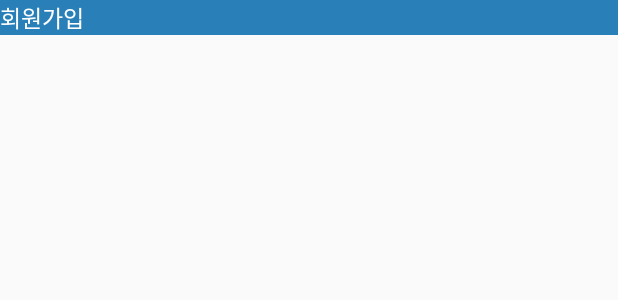
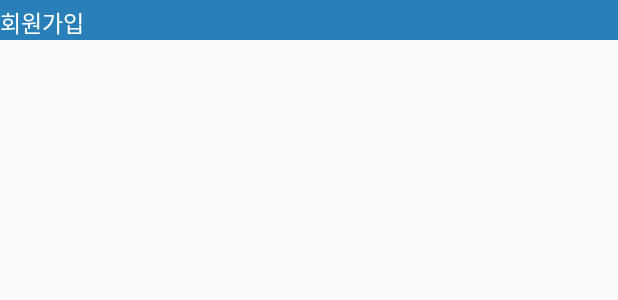
Before and after one commit to sagranatus/gospel, an Android app: the layout actionbar_register.xml on its own in the app's theme, with its tools: preview values and no code run, on a phone screen of 412 x 824 dp. Shown: the top 300 px of the screen. Run offline under Robolectric (Android 15) with nearby library versions, the phone set to English and light mode, and no system bars; network calls fail.

```diff
--- a/app/src/main/java/com/yellowpg/gaspel/ProfileActivity.java
+++ b/app/src/main/java/com/yellowpg/gaspel/ProfileActivity.java
@@ -58,6 +58,7 @@ public class ProfileActivity extends AppCompatActivity {
     private Button btnLogout;
     public ImageView profileImg;
     private SessionManager session;
+
 
     Context mContext;
     EditText name_et, userId_et, email_et, christ_name_et, cathedral_et;
--- a/app/src/main/res/layout/actionbar_register.xml
+++ b/app/src/main/res/layout/actionbar_register.xml
@@ -9,7 +9,7 @@
         android:layout_width="wrap_content"
         android:layout_height="wrap_content"
         android:paddingLeft="0dp"
-        android:paddingTop="0dp"
+        android:paddingTop="3dp"
         android:fontFamily="@font/hansans_normal"
         android:text="회원가입"
         android:textColor="#ffffff"
```
